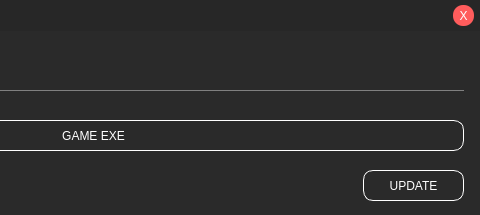
Above: updategameform.ui from illud/crono before the change; both pictures show x 287 to 767 and y 0 to 215 of the 767 by 215 pixel window. Below: the same form after it.
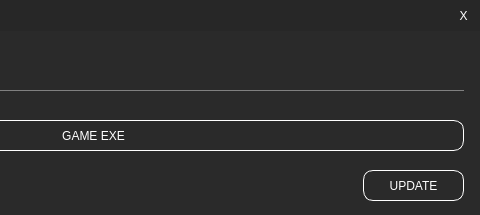
That is the form after the change.

Diff of the .ui file:
```diff
--- a/updategameform.ui
+++ b/updategameform.ui
@@ -42,7 +42,7 @@
     </property>
     <property name="styleSheet">
      <string notr="true">QPushButton#closeBtn { 
-	background-color: rgb(255, 92, 92);
+	/*background-color: rgb(255, 92, 92);*/
 	font: 900 9pt &quot;Arial Black&quot;;
 	color: rgb(255, 255, 255);
     border: 0px;
```
